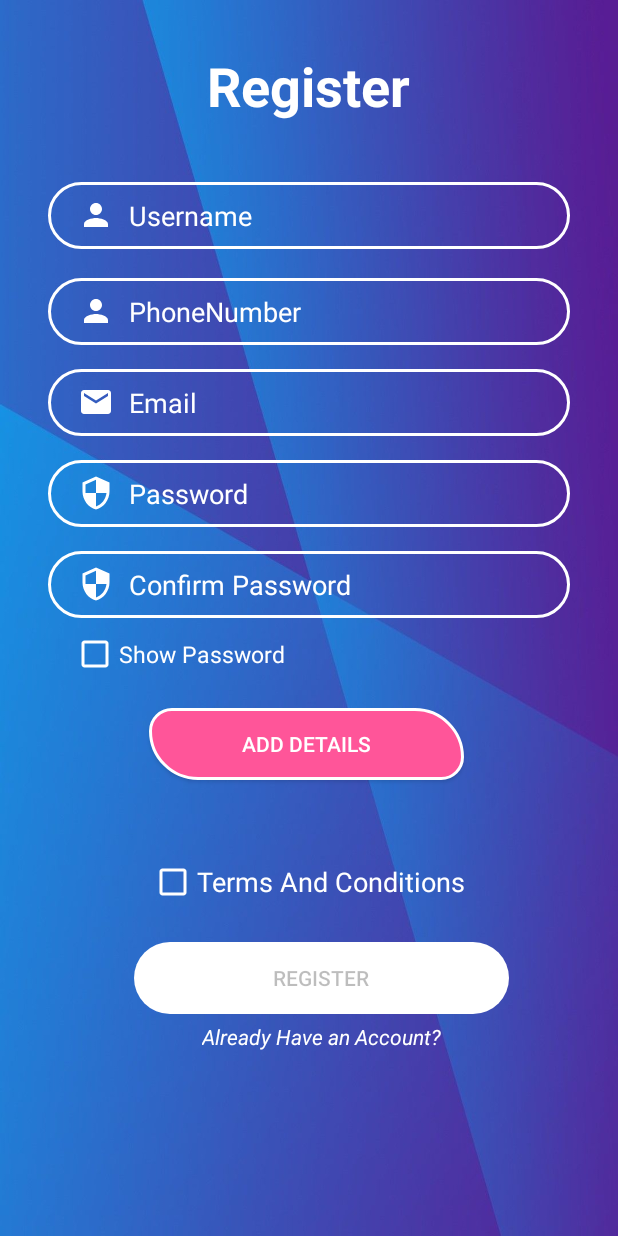
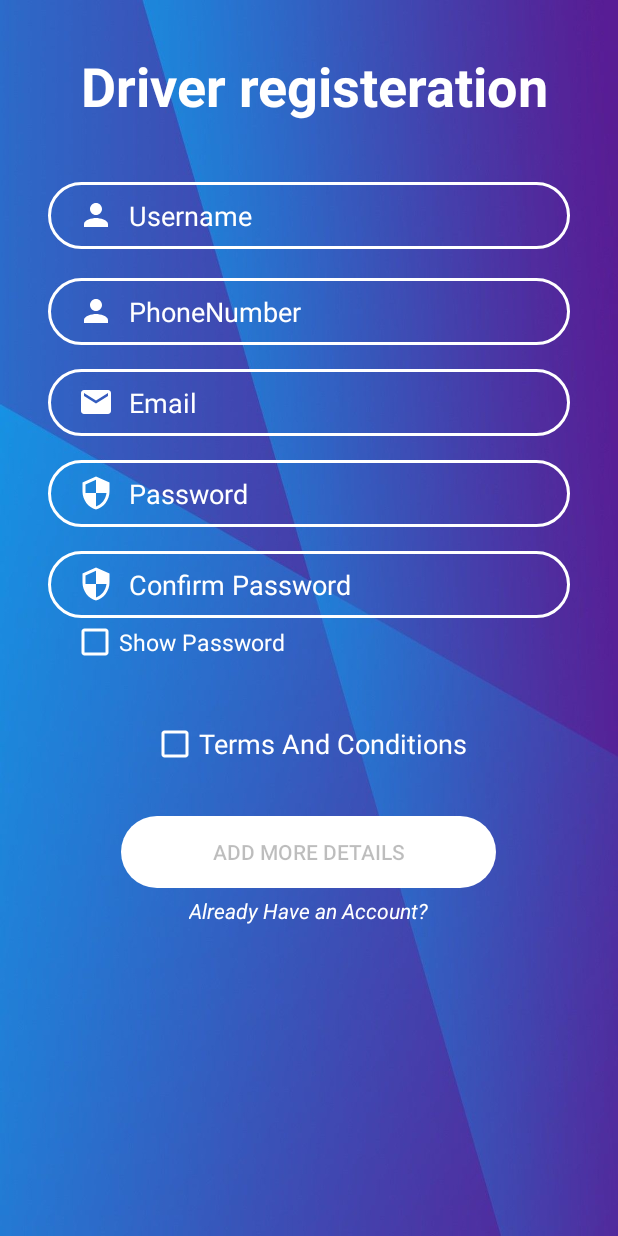
Before and after one commit to Preet021999/Registration12, an Android app: the RegisterActivity2 screen opened directly, with no data from a screen before it, on a phone screen of 412 x 824 dp. Run offline under Robolectric (Android 15) with nearby library versions, the phone set to English and light mode, and no system bars.

Commit message:
Driver Registration code Changes

```diff
--- a/app/src/main/AndroidManifest.xml
+++ b/app/src/main/AndroidManifest.xml
@@ -9,6 +9,9 @@
         android:roundIcon="@mipmap/ic_launcher_round"
         android:supportsRtl="true"
         android:theme="@style/AppTheme">
+        <activity
+            android:name=".Driver_details"
+            android:exported="false" />
         <activity
             android:name=".bill"
             android:exported="false" />
--- a/app/src/main/res/layout/activity_register2.xml
+++ b/app/src/main/res/layout/activity_register2.xml
@@ -11,7 +11,7 @@
         android:id="@+id/logo"
         android:layout_width="wrap_content"
         android:layout_height="wrap_content"
-        android:text="Register"
+        android:text=" Driver registeration"
         android:textColor="@color/colorWhite"
         android:textSize="36sp"
         android:textStyle="bold"
@@ -57,7 +57,7 @@
         android:drawablePadding="10dp"
         android:ems="10"
         android:hint="PhoneNumber"
-        android:inputType="textPersonName"
+        android:inputType="number"
         android:paddingLeft="20dp"
         android:paddingTop="10dp"
         android:paddingRight="10dp"
@@ -148,44 +148,43 @@
         app:layout_constraintTop_toBottomOf="@+id/inputConformPassword"
         app:layout_constraintVertical_bias="0.285" />
 
-    <Button
-        android:id="@+id/add"
-        android:layout_width="210dp"
-        android:layout_height="wrap_content"
-        android:layout_marginTop="60dp"
-        android:background="@drawable/documents"
-        android:text="Add Details"
+<!--    <Button-->
+<!--        android:id="@+id/add"-->
+<!--        android:layout_width="210dp"-->
+<!--        android:layout_height="wrap_content"-->
+<!--        android:layout_marginTop="60dp"-->
+<!--        android:background="@drawable/documents"-->
+<!--        android:text="Add Details"-->
 
-        android:textColor="#fff"
-        app:layout_constraintEnd_toEndOf="@+id/inputConformPassword"
-        app:layout_constraintHorizontal_bias="0.489"
-        app:layout_constraintStart_toStartOf="@+id/inputConformPassword"
-        app:layout_constraintTop_toBottomOf="@+id/inputConformPassword" />
+<!--        android:textColor="#fff"-->
+<!--        app:layout_constraintEnd_toEndOf="@+id/inputConformPassword"-->
+<!--        app:layout_constraintHorizontal_bias="0.489"-->
+<!--        app:layout_constraintStart_toStartOf="@+id/inputConformPassword"-->
+<!--        app:layout_constraintTop_toBottomOf="@+id/inputConformPassword" />-->
 
     <CheckBox
         android:id="@+id/terms1"
         android:layout_width="wrap_content"
         android:layout_height="wrap_content"
-        android:layout_marginTop="52dp"
+        android:layout_marginTop="68dp"
         android:text="Terms And Conditions"
         android:textColor="@color/colorWhite"
         android:textSize="18dp"
         android:theme="@style/colored_checkbox"
-        app:layout_constraintEnd_toEndOf="@+id/add"
-        app:layout_constraintHorizontal_bias="0.0"
-        app:layout_constraintStart_toStartOf="@+id/add"
-        app:layout_constraintTop_toBottomOf="@+id/add" />
+        app:layout_constraintEnd_toEndOf="@+id/inputConformPassword"
+        app:layout_constraintStart_toStartOf="@+id/inputConformPassword"
+        app:layout_constraintTop_toBottomOf="@+id/inputConformPassword" />
 
     <Button
         android:id="@+id/d_btnRegister"
         android:layout_width="250dp"
         android:layout_height="wrap_content"
-        android:layout_marginTop="24dp"
+        android:layout_marginTop="32dp"
         android:background="@drawable/btn_bg"
-        android:text="Register"
-        app:layout_constraintEnd_toEndOf="@+id/add"
-        app:layout_constraintHorizontal_bias="0.25"
-        app:layout_constraintStart_toStartOf="@+id/add"
+        android:text="Add more details"
+        app:layout_constraintEnd_toEndOf="@+id/inputConformPassword"
+        app:layout_constraintHorizontal_bias="0.494"
+        app:layout_constraintStart_toStartOf="@+id/inputConformPassword"
         app:layout_constraintTop_toBottomOf="@+id/terms1" />
 
     <TextView
```
Also changed, not shown: app/src/main/java/com/example/registration/Driver_details.java (added, +21 -0 lines), app/src/main/java/com/example/registration/RegisterActivity2.java (+32 -26 lines), app/src/main/res/layout/activity_driver_details.xml (added, +179 -0 lines).
